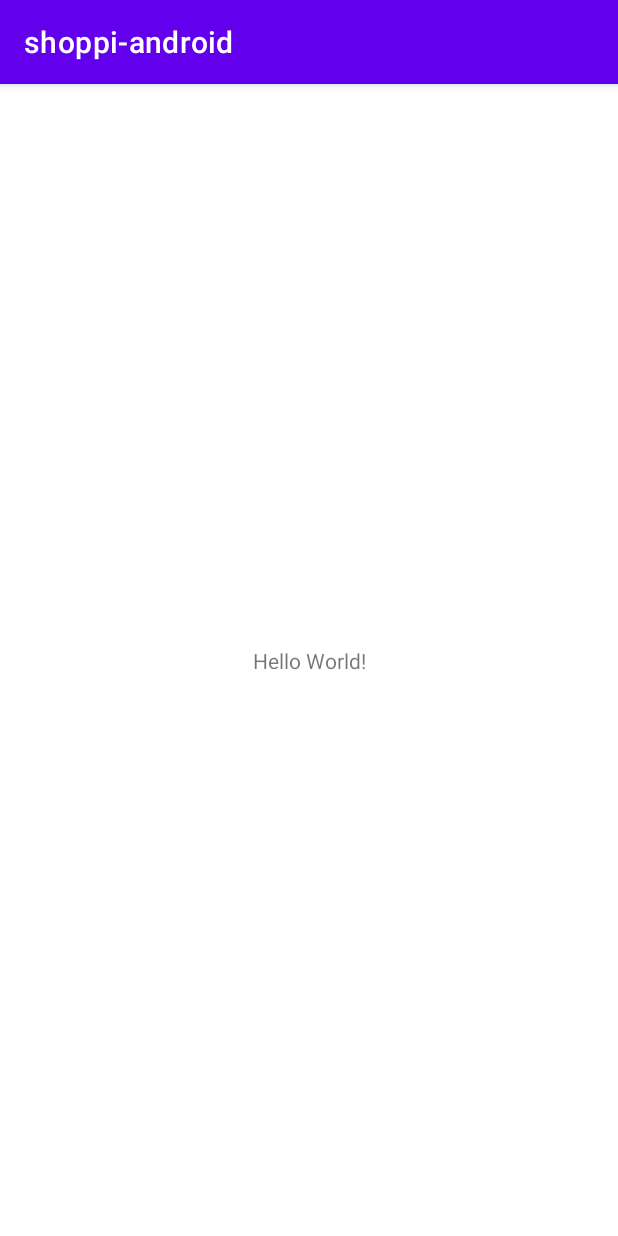
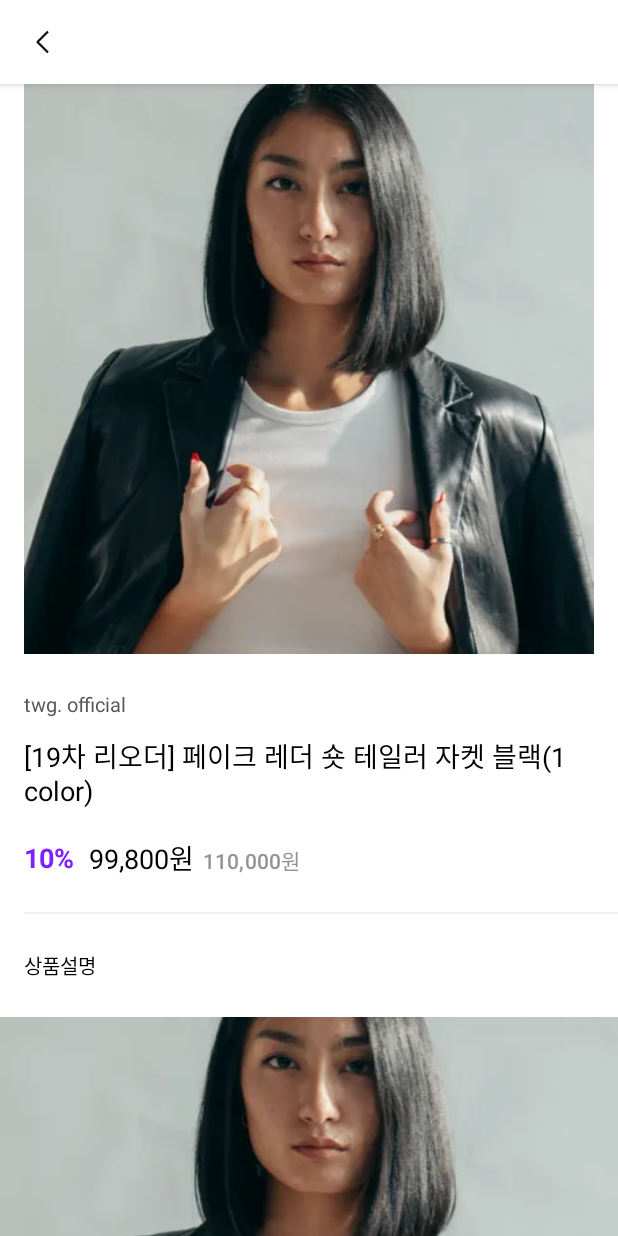
Before and after one commit to YoOhan0/shoppi-android, an Android app: the screen it shows after launch (MainActivity), on a phone screen of 412 x 824 dp. Run offline under Robolectric (Android 15) with nearby library versions, the phone set to English and light mode, and no system bars.

Commit message:
[섹션4]상품 상세화면 UI 구현

```diff
--- a/app/src/main/java/com/shoppi/app/MainActivity.kt
+++ b/app/src/main/java/com/shoppi/app/MainActivity.kt
@@ -6,6 +6,7 @@ import android.os.Bundle
 class MainActivity : AppCompatActivity() {
     override fun onCreate(savedInstanceState: Bundle?) {
         super.onCreate(savedInstanceState)
-        setContentView(R.layout.activity_main)
+            setContentView(R.layout.activity_product_detail)
+        //activity_main
     }
 }
--- /dev/null
+++ b/app/src/main/res/drawable/ic_gnb_back.xml
@@ -0,0 +1,13 @@
+<vector xmlns:android="http://schemas.android.com/apk/res/android"
+    android:width="24dp"
+    android:height="24dp"
+    android:viewportWidth="24"
+    android:viewportHeight="24">
+  <path
+      android:pathData="m16,5 l-7,7 7,7.005"
+      android:strokeLineJoin="round"
+      android:strokeWidth="1.5"
+      android:fillColor="#00000000"
+      android:strokeColor="#111"
+      android:fillType="evenOdd"/>
+</vector>
--- /dev/null
+++ b/app/src/main/res/layout/activity_product_detail.xml
@@ -0,0 +1,143 @@
+<?xml version="1.0" encoding="utf-8"?>
+<androidx.coordinatorlayout.widget.CoordinatorLayout xmlns:android="http://schemas.android.com/apk/res/android"
+    xmlns:app="http://schemas.android.com/apk/res-auto"
+    android:layout_width="match_parent"
+    android:layout_height="match_parent">
+
+    <com.google.android.material.appbar.AppBarLayout
+        android:layout_width="match_parent"
+        android:layout_height="wrap_content"
+        android:background="@color/shoppi_white">
+
+        <androidx.appcompat.widget.Toolbar
+            android:id="@+id/toolbar_product_detail"
+            android:layout_width="match_parent"
+            android:layout_height="wrap_content"
+            app:navigationIcon="@drawable/ic_gnb_back"
+            app:layout_scrollFlags="scroll|enterAlways"/>
+
+    </com.google.android.material.appbar.AppBarLayout>
+
+        <androidx.core.widget.NestedScrollView
+        android:layout_width="match_parent"
+        android:layout_height="match_parent"
+        app:layout_behavior="@string/appbar_scrolling_view_behavior">
+
+        <androidx.constraintlayout.widget.ConstraintLayout
+            android:layout_width="match_parent"
+            android:layout_height="wrap_content">
+
+            <ImageView
+                android:id="@+id/iv_product_thumbnail"
+                android:layout_width="0dp"
+                android:layout_height="0dp"
+                android:layout_marginStart="16dp"
+                android:layout_marginEnd="16dp"
+                android:contentDescription="@string/description_product_thumbnail"
+                android:src="@drawable/img_pdp_top_01"
+                app:layout_constraintDimensionRatio="w, 1:1"
+                app:layout_constraintEnd_toEndOf="parent"
+                app:layout_constraintStart_toStartOf="parent"
+                app:layout_constraintTop_toTopOf="parent" />
+
+            <TextView
+                android:id="@+id/tv_product_brand_name"
+                style="@style/TextSubtitle3.Grey03"
+                android:layout_width="0dp"
+                android:layout_height="wrap_content"
+                android:layout_marginStart="16dp"
+                android:layout_marginTop="24dp"
+                android:layout_marginEnd="16dp"
+                android:text="twg. official"
+                app:layout_constraintEnd_toEndOf="parent"
+                app:layout_constraintStart_toStartOf="parent"
+                app:layout_constraintTop_toBottomOf="@id/iv_product_thumbnail" />
+
+            <TextView
+                android:id="@+id/tv_product_label"
+                style="@style/TextMedium"
+                android:layout_width="0dp"
+                android:layout_height="wrap_content"
+                android:layout_marginStart="16dp"
+                android:layout_marginTop="12dp"
+                android:layout_marginEnd="16dp"
+                android:text="[19차 리오더] 페이크 레더 숏 테일러 자켓 블랙(1 color)"
+                app:layout_constraintEnd_toEndOf="parent"
+                app:layout_constraintStart_toStartOf="parent"
+                app:layout_constraintTop_toBottomOf="@id/tv_product_brand_name" />
+
+            <TextView
+                android:id="@+id/tv_product_discount_rate"
+                style="@style/TextMedium.Purple.Bold"
+                android:layout_width="wrap_content"
+                android:layout_height="wrap_content"
+                android:layout_marginStart="16dp"
+                android:layout_marginTop="20dp"
+                android:text="10%"
+                app:layout_constraintStart_toStartOf="parent"
+                app:layout_constraintTop_toBottomOf="@id/tv_product_label" />
+
+            <TextView
+                android:id="@+id/tv_product_discount_price"
+                style="@style/TextMedium"
+                android:layout_width="wrap_content"
+                android:layout_height="wrap_content"
+                android:layout_marginStart="10dp"
+                android:text="99,800원"
+                app:layout_constraintBottom_toBottomOf="@id/tv_product_discount_rate"
+                app:layout_constraintStart_toEndOf="@id/tv_product_discount_rate"
+                app:layout_constraintTop_toTopOf="@id/tv_product_discount_rate" />
+
+            <TextView
+                android:id="@+id/tv_product_price"
+                style="@style/TextSubtitle2.Grey05"
+                android:layout_width="wrap_content"
+                android:layout_height="wrap_content"
+                android:layout_marginStart="6dp"
+                android:text="110,000원"
+                android:textSize="14sp"
+                app:layout_constraintBaseline_toBaselineOf="@id/tv_product_discount_price"
+                app:layout_constraintStart_toEndOf="@id/tv_product_discount_price" />
+
+            <View
+                android:id="@+id/view_divider_product"
+                android:layout_width="0dp"
+                android:layout_height="1dp"
+                android:layout_marginStart="16dp"
+                android:layout_marginTop="24dp"
+                android:background="#eeeff1"
+                app:layout_constraintStart_toStartOf="parent"
+                app:layout_constraintTop_toBottomOf="@id/tv_product_price" />
+
+            <TextView
+                android:id="@+id/tv_product_detail_image_title"
+                style="@style/TextSubtitle3"
+                android:layout_width="wrap_content"
+                android:layout_height="wrap_content"
+                android:layout_marginStart="16dp"
+                android:layout_marginTop="24dp"
+                android:text="@string/title_product_detail_image"
+                app:layout_constraintStart_toStartOf="parent"
+                app:layout_constraintTop_toBottomOf="@id/view_divider_product" />
+
+            <ImageView
+                android:id="@+id/iv_product_detail_image"
+                android:layout_width="0dp"
+                android:layout_height="wrap_content"
+                android:layout_marginTop="24dp"
+                android:layout_marginBottom="50dp"
+                android:contentDescription="@string/description_product_detail_image"
+                android:scaleType="centerCrop"
+                android:src="@drawable/img_pdp_top_01"
+                app:layout_constraintBottom_toBottomOf="parent"
+                app:layout_constraintEnd_toEndOf="parent"
+                app:layout_constraintStart_toStartOf="parent"
+                app:layout_constraintTop_toBottomOf="@id/tv_product_detail_image_title" />
+
+
+        </androidx.constraintlayout.widget.ConstraintLayout>
+
+
+    </androidx.core.widget.NestedScrollView>
+
+</androidx.coordinatorlayout.widget.CoordinatorLayout>
--- a/app/src/main/res/values-night/themes.xml
+++ b/app/src/main/res/values-night/themes.xml
@@ -1,14 +1,14 @@
 <resources xmlns:tools="http://schemas.android.com/tools">
     <!-- Base application theme. -->
-    <style name="Theme.Shoppiandroid" parent="Theme.MaterialComponents.DayNight.DarkActionBar">
+    <style name="Theme.Shoppiandroid" parent="Theme.MaterialComponents.DayNight.NoActionBar">
         <!-- Primary brand color. -->
-        <item name="colorPrimary">@color/purple_200</item>
-        <item name="colorPrimaryVariant">@color/purple_700</item>
-        <item name="colorOnPrimary">@color/black</item>
+        <item name="colorPrimary">@color/shoppi_purple</item>
+        <item name="colorPrimaryVariant">@color/shoppi_gradient_purple</item>
+        <item name="colorOnPrimary">@color/shoppi_black_01</item>
         <!-- Secondary brand color. -->
-        <item name="colorSecondary">@color/teal_200</item>
-        <item name="colorSecondaryVariant">@color/teal_200</item>
-        <item name="colorOnSecondary">@color/black</item>
+        <item name="colorSecondary">@color/shoppi_pink_01</item>
+        <item name="colorSecondaryVariant">@color/shoppi_pink_02</item>
+        <item name="colorOnSecondary">@color/shoppi_black_01</item>
         <!-- Status bar color. -->
         <item name="android:statusBarColor">?attr/colorPrimaryVariant</item>
         <!-- Customize your theme here. -->
--- a/app/src/main/res/values/colors.xml
+++ b/app/src/main/res/values/colors.xml
@@ -1,10 +1,23 @@
 <?xml version="1.0" encoding="utf-8"?>
 <resources>
-    <color name="purple_200">#FFBB86FC</color>
-    <color name="purple_500">#FF6200EE</color>
-    <color name="purple_700">#FF3700B3</color>
-    <color name="teal_200">#FF03DAC5</color>
-    <color name="teal_700">#FF018786</color>
-    <color name="black">#FF000000</color>
-    <color name="white">#FFFFFFFF</color>
+
+    <color name="shoppi_purple">#7d22ff</color>
+    <color name="shoppi_pink_01">#66e062ff</color>
+    <color name="shoppi_pink_02">#11e062ff</color>
+    <color name="shoppi_gradient_purple">#6b19ff</color>
+    <color name="shoppi_gradient_pink">#fd62ff</color>
+    <color name="shoppi_black_01">#000000</color>
+    <color name="shoppi_black_02">#111111</color>
+    <color name="shoppi_grey_01">#5f5f69</color>
+    <color name="shoppi_grey_02">#52514d</color>
+    <color name="shoppi_grey_03">#555555</color>
+    <color name="shoppi_grey_04">#888888</color>
+    <color name="shoppi_grey_05">#939393</color>
+    <color name="shoppi_grey_06">#d1d1d1</color>
+    <color name="shoppi_grey_07">#d6d6d6</color>
+    <color name="shoppi_grey_08">#e9e9e9</color>
+    <color name="shoppi_grey_09">#eeeff1</color>
+    <color name="shoppi_bluegrey">#f2f4f6</color>
+    <color name="shoppi_white">#ffffff</color>
+    <color name="shoppi_brown">#967a6d</color>
 </resources>
--- a/app/src/main/res/values/strings.xml
+++ b/app/src/main/res/values/strings.xml
@@ -1,3 +1,6 @@
 <resources>
     <string name="app_name">shoppi-android</string>
+    <string name="description_product_thumbnail">상품 상세 대표 이미지</string>
+    <string name="title_product_detail_image">상품설명</string>
+    <string name="description_product_detail_image">상품 상세 이미지</string>
 </resources>
--- /dev/null
+++ b/app/src/main/res/values/styles.xml
@@ -0,0 +1,59 @@
+<?xml version="1.0" encoding="utf-8"?>
+<resources>
+    <!--  Text Style  -->
+    <style name="TextMedium" parent="TextAppearance.AppCompat.Medium">
+        <item name="android:textColor">@color/shoppi_black_01</item>
+    </style>
+
+    <style name="TextMedium.Purple">
+        <item name="android:textColor">@color/shoppi_purple</item>
+    </style>
+
+    <style name="TextMedium.Purple.Bold">
+        <item name="android:textStyle">bold</item>
+    </style>
+
+    <style name="TextSubtitle1" parent="TextAppearance.MaterialComponents.Subtitle1">
+        <item name="android:textColor">@color/shoppi_black_01</item>
+    </style>
+
+    <style name="TextSubtitle1.White">
+        <item name="android:textColor">@color/shoppi_white</item>
+    </style>
+
+    <style name="TextSubtitle1.White.Bold">
+        <item name="android:textStyle">bold</item>
+        <item name="android:textColor">@color/shoppi_white</item>
+    </style>
+
+    <style name="TextSubtitle2" parent="TextAppearance.MaterialComponents.Subtitle2">
+        <item name="android:textColor">@color/shoppi_black_01</item>
+    </style>
+
+    <style name="TextSubtitle2.Grey05" parent="TextAppearance.MaterialComponents.Subtitle2">
+        <item name="android:textColor">@color/shoppi_grey_05</item>
+    </style>
+
+    <style name="TextSubtitle3">
+        <item name="android:textSize">13sp</item>
+        <item name="android:textColor">@color/shoppi_black_01</item>
+    </style>
+
+    <style name="TextSubtitle3.Grey03">
+        <item name="android:textColor">@color/shoppi_grey_03</item>
+    </style>
+
+    <style name="TextCaption1" parent="TextAppearance.AppCompat.Caption">
+        <item name="android:textColor">@color/shoppi_black_01</item>
+    </style>
+
+    <style name="TextCaption1.Grey03" parent="TextAppearance.AppCompat.Caption">
+        <item name="android:textColor">@color/shoppi_grey_03</item>
+    </style>
+
+    <style name="TextCaption2" parent="TextAppearance.AppCompat.Caption">
+        <item name="android:textSize">11sp</item>
+        <item name="android:textColor">@color/shoppi_black_01</item>
+    </style>
+
+</resources>
--- a/app/src/main/res/values/themes.xml
+++ b/app/src/main/res/values/themes.xml
@@ -1,14 +1,14 @@
 <resources xmlns:tools="http://schemas.android.com/tools">
     <!-- Base application theme. -->
-    <style name="Theme.Shoppiandroid" parent="Theme.MaterialComponents.DayNight.DarkActionBar">
+    <style name="Theme.Shoppiandroid" parent="Theme.MaterialComponents.DayNight.NoActionBar">
         <!-- Primary brand color. -->
-        <item name="colorPrimary">@color/purple_500</item>
-        <item name="colorPrimaryVariant">@color/purple_700</item>
-        <item name="colorOnPrimary">@color/white</item>
+        <item name="colorPrimary">@color/shoppi_purple</item>
+        <item name="colorPrimaryVariant">@color/shoppi_gradient_purple</item>
+        <item name="colorOnPrimary">@color/shoppi_white</item>
         <!-- Secondary brand color. -->
-        <item name="colorSecondary">@color/teal_200</item>
-        <item name="colorSecondaryVariant">@color/teal_700</item>
-        <item name="colorOnSecondary">@color/black</item>
+        <item name="colorSecondary">@color/shoppi_pink_01</item>
+        <item name="colorSecondaryVariant">@color/shoppi_pink_02</item>
+        <item name="colorOnSecondary">@color/shoppi_black_01</item>
         <!-- Status bar color. -->
         <item name="android:statusBarColor">?attr/colorPrimaryVariant</item>
         <!-- Customize your theme here. -->
```
Also changed, not shown: app/src/main/res/drawable-hdpi/img_pdp_top_01.webp (added), app/src/main/res/drawable-mdpi/img_pdp_top_01.webp (added), app/src/main/res/drawable-xhdpi/img_pdp_top_01.webp (added), app/src/main/res/drawable-xxhdpi/img_pdp_top_01.webp (added), app/src/main/res/drawable-xxxhdpi/img_pdp_top_01.webp (added).
